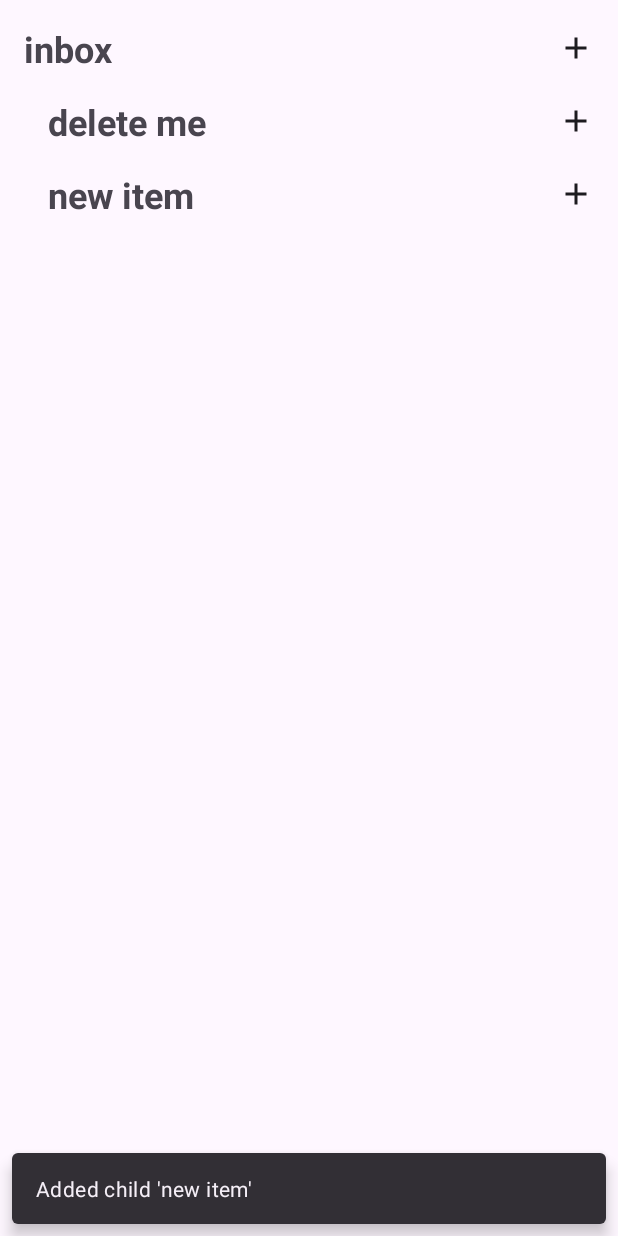
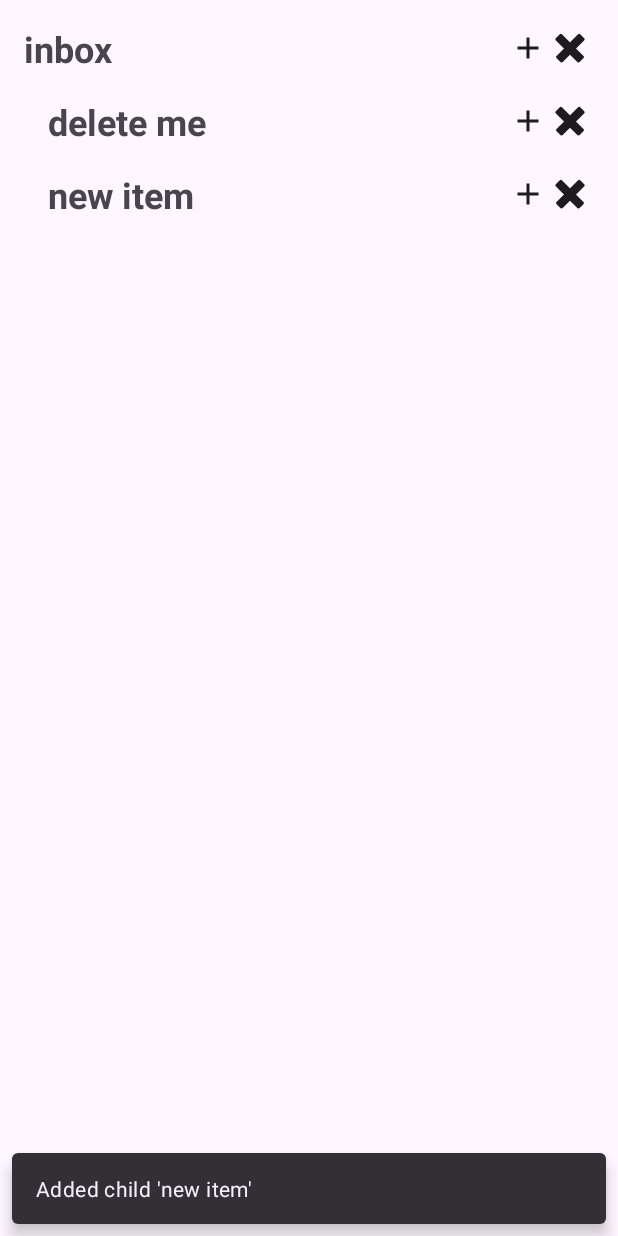
Before and after one commit to vextorspace/DewItAndroid, an Android app: the screen it shows after launch (MainActivity), after a tap on "Add Item", on a phone screen of 412 x 824 dp. Run offline under Robolectric (Android 15) with nearby library versions, the phone set to English and light mode, and no system bars.

Commit message:
added a delete button

```diff
--- a/app/src/main/java/com/dsronne/testdewit/ui/ItemFragment.kt
+++ b/app/src/main/java/com/dsronne/testdewit/ui/ItemFragment.kt
@@ -45,7 +45,7 @@ class ItemFragment(private val itemStore: ItemStore) : Fragment() {
         }
 
         itemStore.getChildrenOf(currentItem.id).forEach { child ->
-            childrenContainer.addView(createItemView(child, childrenContainer))
+            childrenContainer.addView(createItemView(child, childrenContainer, currentItem))
         }
     }
 
@@ -55,16 +55,21 @@ class ItemFragment(private val itemStore: ItemStore) : Fragment() {
         parent.add(child)
         itemStore.edit(parent)
         Snackbar.make(hostView, "Added child '${child.label()}'", Snackbar.LENGTH_SHORT).show()
-        container.addView(createItemView(child, container))
+        container.addView(createItemView(child, container, parent))
     }
 
-    private fun createItemView(item: ListItem, parentContainer: LinearLayout): View {
+    private fun createItemView(
+        item: ListItem,
+        parentContainer: LinearLayout,
+        parentItem: ListItem
+    ): View {
         val itemView = layoutInflater.inflate(R.layout.fragment_item, parentContainer, false).also {
             // remove outer padding inherited from fragment_item root so nested items only indent on the left
             it.setPadding(0, 0, 0, 0)
         }
         val labelView = itemView.findViewById<TextView>(R.id.text_label)
         val addChildButton = itemView.findViewById<ImageButton>(R.id.button_add_child)
+        val removeButton = itemView.findViewById<ImageButton>(R.id.button_remove_item)
         val subContainer = itemView.findViewById<LinearLayout>(R.id.children_container)
 
         labelView.text = item.label()
@@ -73,8 +78,15 @@ class ItemFragment(private val itemStore: ItemStore) : Fragment() {
             addChildTo(item, subContainer, itemView)
         }
 
+        removeButton.setOnClickListener {
+            parentItem.children.remove(item.id)
+            itemStore.edit(parentItem)
+            Snackbar.make(itemView, "Removed '${item.label()}'", Snackbar.LENGTH_SHORT).show()
+            parentContainer.removeView(itemView)
+        }
+
         itemStore.getChildrenOf(item.id).forEach { child ->
-            subContainer.addView(createItemView(child, subContainer))
+            subContainer.addView(createItemView(child, subContainer, item))
         }
         return itemView
     }
--- a/app/src/main/res/layout/fragment_item.xml
+++ b/app/src/main/res/layout/fragment_item.xml
@@ -27,6 +27,14 @@
             android:contentDescription="@string/add_item"
             android:background="?attr/selectableItemBackgroundBorderless"
             android:tint="?attr/colorOnSurface" />
+        <ImageButton
+            android:id="@+id/button_remove_item"
+            android:layout_width="wrap_content"
+            android:layout_height="wrap_content"
+            android:src="@android:drawable/ic_delete"
+            android:contentDescription="@string/remove_item"
+            android:background="?attr/selectableItemBackgroundBorderless"
+            android:tint="?attr/colorOnSurface" />
     </LinearLayout>
 
     <LinearLayout
--- a/app/src/main/res/values/strings.xml
+++ b/app/src/main/res/values/strings.xml
@@ -1,4 +1,5 @@
 <resources>
     <string name="app_name">TestDewIt</string>
     <string name="add_item">Add Item</string>
+    <string name="remove_item">Remove Item</string>
 </resources>
```
